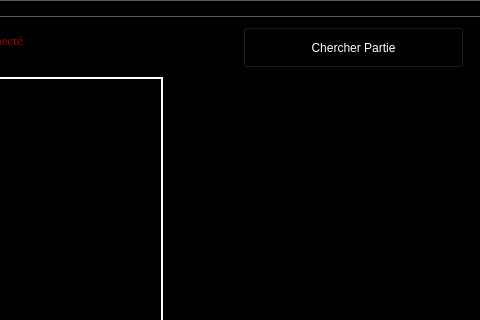
Old version of the form mainwindow.ui in the repository AlexJobin/CLL-AlexJason; both pictures show x 437 to 917 and y 0 to 320 of the 917 by 762 pixel window.
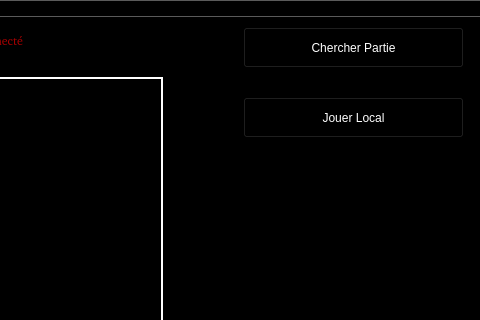
New version of the form.

```diff
--- a/mainwindow.ui
+++ b/mainwindow.ui
@@ -2355,6 +2355,19 @@
      <string>Vie Externe</string>
     </property>
    </widget>
+   <widget class="QPushButton" name="btnJouerLocal">
+    <property name="geometry">
+     <rect>
+      <x>680</x>
+      <y>80</y>
+      <width>221</width>
+      <height>41</height>
+     </rect>
+    </property>
+    <property name="text">
+     <string>Jouer Local</string>
+    </property>
+   </widget>
   </widget>
   <widget class="QMenuBar" name="menuBar">
    <property name="geometry">
```
